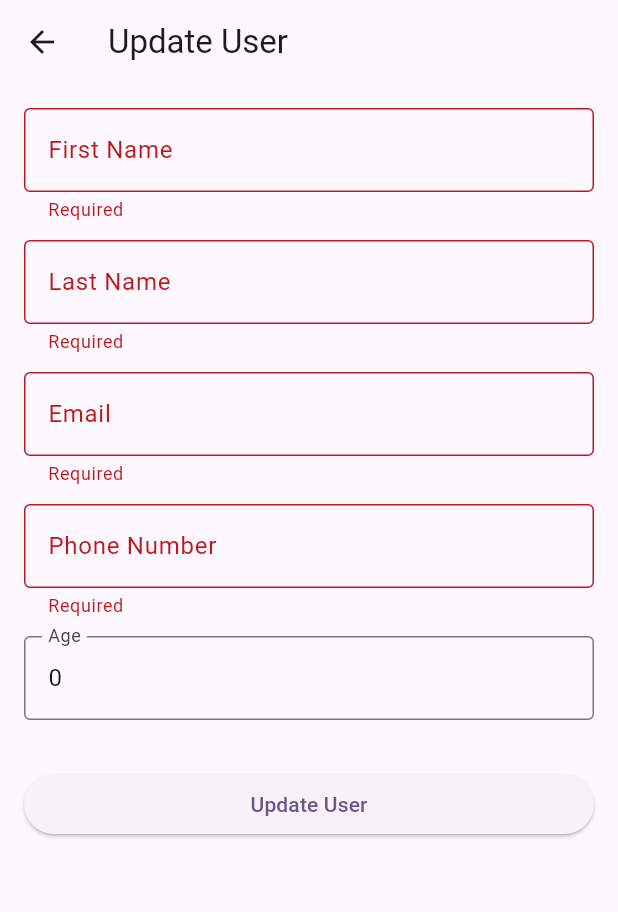
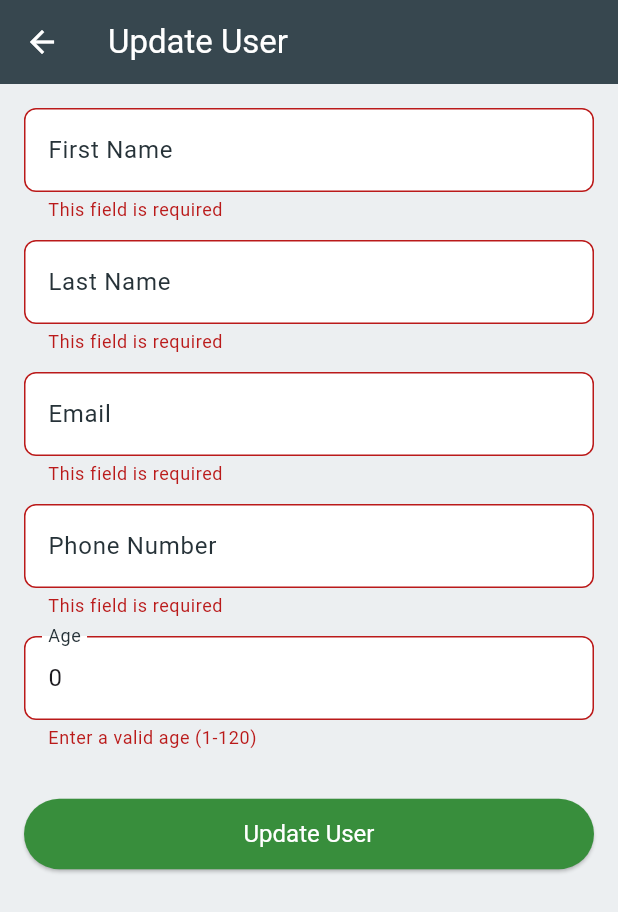
Before and after one commit to shivang-growexxer/firebase-test, a Flutter app: the UpdateUserScreen screen opened directly with empty values, after a tap on "Update User", on a phone screen of 412 x 824 dp. Shown: the top 912 px of the screen. Run offline on Flutter 3.47's test engine with Material 3 defaults, Android fonts, the phone set to English and light mode, and no system bars; our stand-ins replace bloc, cloud_firestore, equatable, firebase_auth, firebase_core, firebase_crashlytics and 1 more; accounts and stored records are empty.

Commit message:
styling change

```diff
--- a/lib/ui/users/update_user_screen.dart
+++ b/lib/ui/users/update_user_screen.dart
@@ -51,7 +51,12 @@ class _UpdateUserScreenState extends State<UpdateUserScreen> {
   @override
   Widget build(BuildContext context) {
     return Scaffold(
-      appBar: AppBar(title: const Text("Update User")),
+      backgroundColor: Colors.blueGrey[50],
+      appBar: AppBar(
+        title: const Text("Update User"),
+        backgroundColor: Colors.blueGrey[800],
+        foregroundColor: Colors.white,
+      ),
       body: Padding(
         padding: const EdgeInsets.all(16),
         child: Form(
@@ -60,11 +65,32 @@ class _UpdateUserScreenState extends State<UpdateUserScreen> {
             children: [
               _buildTextField(_firstNameController, 'First Name'),
               _buildTextField(_lastNameController, 'Last Name'),
-              _buildTextField(_emailController, 'Email', type: TextInputType.emailAddress),
-              _buildTextField(_numberController, 'Phone Number'),
-              _buildTextField(_ageController, 'Age', type: TextInputType.number),
+              _buildTextField(
+                _emailController,
+                'Email',
+                type: TextInputType.emailAddress,
+              ),
+              _buildTextField(
+                _numberController,
+                'Phone Number',
+                type: TextInputType.phone,
+              ),
+              _buildTextField(
+                _ageController,
+                'Age',
+                type: TextInputType.number,
+              ),
               const SizedBox(height: 20),
-              ElevatedButton(onPressed: _submit, child: const Text("Update User")),
+              ElevatedButton(
+                onPressed: _submit,
+                style: ElevatedButton.styleFrom(
+                  backgroundColor: Colors.green[700],
+                  foregroundColor: Colors.white,
+                  padding: const EdgeInsets.symmetric(vertical: 14),
+                  textStyle: const TextStyle(fontSize: 16),
+                ),
+                child: const Text("Update User"),
+              ),
             ],
           ),
         ),
@@ -72,17 +98,55 @@ class _UpdateUserScreenState extends State<UpdateUserScreen> {
     );
   }
 
-  Widget _buildTextField(TextEditingController controller, String label,
-      {TextInputType type = TextInputType.text}) {
+  Widget _buildTextField(
+    TextEditingController controller,
+    String label, {
+    TextInputType type = TextInputType.text,
+  }) {
     return Padding(
       padding: const EdgeInsets.only(bottom: 12.0),
       child: TextFormField(
         controller: controller,
         keyboardType: type,
-        validator: (value) => value == null || value.isEmpty ? 'Required' : null,
+        validator: (value) {
+          if (value == null || value.trim().isEmpty) {
+            return 'This field is required';
+          }
+          if (label == 'Email' &&
+              !RegExp(
+                r'^[\w-\.]+@([\w-]+\.)+[\w]{2,4}$',
+              ).hasMatch(value.trim())) {
+            return 'Enter a valid email address';
+          }
+          if (label == 'Phone Number' &&
+              !RegExp(r'^\d{10}$').hasMatch(value.trim())) {
+            return 'Enter a valid 10-digit phone number';
+          }
+          if (label == 'Age') {
+            final age = int.tryParse(value.trim());
+            if (age == null || age <= 0 || age > 120) {
+              return 'Enter a valid age (1-120)';
+            }
+          }
+          return null;
+        },
         decoration: InputDecoration(
           labelText: label,
-          border: const OutlineInputBorder(),
+          labelStyle: TextStyle(color: Colors.blueGrey[900]),
+          filled: true,
+          fillColor: Colors.white,
+          border: OutlineInputBorder(
+            borderSide: BorderSide(color: Colors.blueGrey.shade300),
+            borderRadius: BorderRadius.circular(8),
+          ),
+          enabledBorder: OutlineInputBorder(
+            borderSide: BorderSide(color: Colors.blueGrey.shade400),
+            borderRadius: BorderRadius.circular(8),
+          ),
+          focusedBorder: OutlineInputBorder(
+            borderSide: BorderSide(color: Colors.green.shade700, width: 2),
+            borderRadius: BorderRadius.circular(8),
+          ),
         ),
       ),
     );
```
Also changed, not shown: lib/ui/users/add_user_screen.dart (+54 -13 lines), lib/ui/users/user_list.dart (+38 -12 lines).
